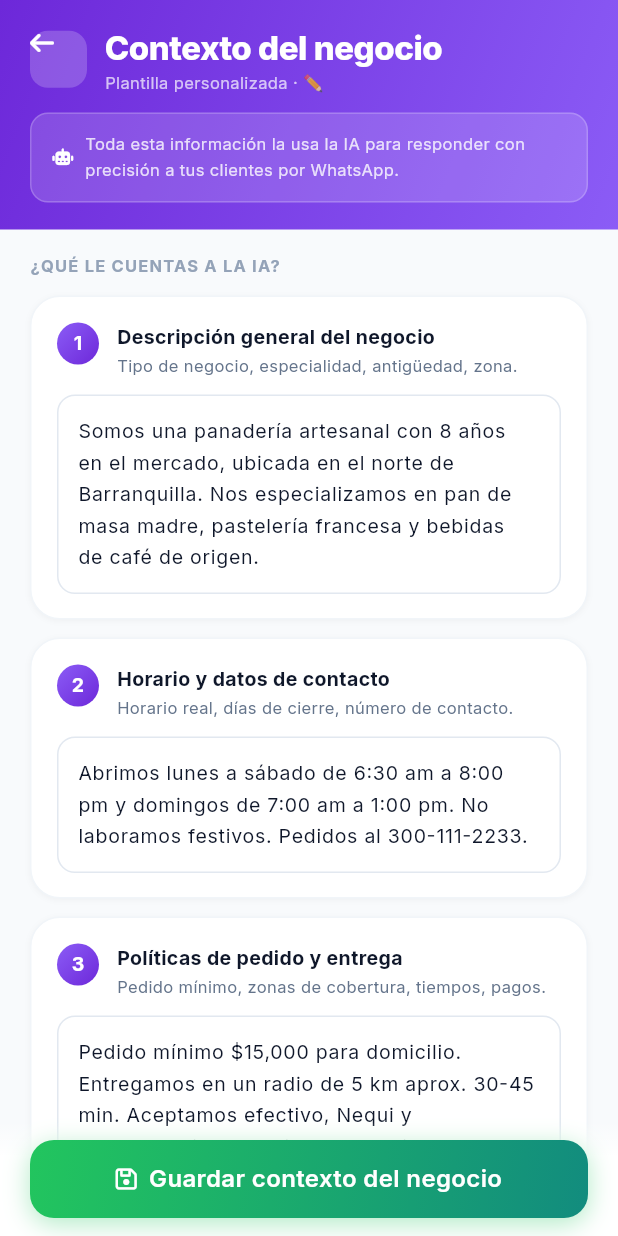
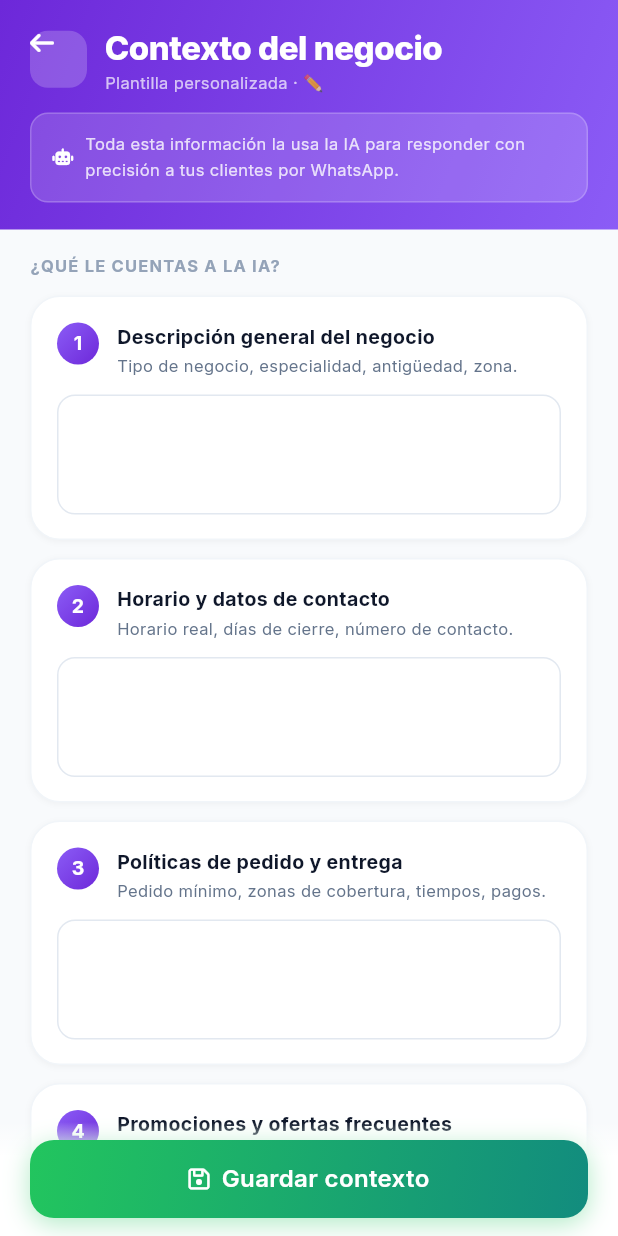
Before and after one commit to Curcolor/ProntoApp-, a Flutter app: the AgentesIaScreen screen opened directly, scrolled down 465 dp, after a tap on "Contexto del negocio", on a phone screen of 412 x 824 dp. Run offline on Flutter 3.47's test engine with Material 3 defaults, Android fonts, the phone set to English and light mode, and no system bars; our stand-ins replace flutter_svg, font_awesome_flutter, google_fonts, shared_preferences; accounts and stored records are empty; network calls fail.

Commit message:
feat(ia): dinamizar contexto, estado de conexion y overflows
- agentes_ia_screen.dart: badge de estado y contador conectados a OrderProvider
- agentes_ia_screen.dart: anadidos maxLines y overflow para textos largos
- agente_ia_contexto_screen.dart: eliminados datos de panaderia quemados y agregada persistencia real con SharedPreferences

```diff
--- a/lib/features/manager/screens/agente_ia_contexto_screen.dart
+++ b/lib/features/manager/screens/agente_ia_contexto_screen.dart
@@ -1,6 +1,7 @@
 import 'package:flutter/material.dart';
 import 'package:google_fonts/google_fonts.dart';
 import 'package:font_awesome_flutter/font_awesome_flutter.dart';
+import 'package:shared_preferences/shared_preferences.dart';
 import 'package:prontoapp/core/constants/app_colors.dart';
 
 class AgenteIaContextoScreen extends StatefulWidget {
@@ -14,18 +15,39 @@ class _AgenteIaContextoScreenState extends State<AgenteIaContextoScreen> {
   final _controladores = List.generate(5, (_) => TextEditingController());
 
   final List<Map<String, String>> _pasos = [
-    {'titulo': 'Descripción general del negocio', 'desc': 'Tipo de negocio, especialidad, antigüedad, zona.', 'valor': 'Somos una panadería artesanal con 8 años en el mercado, ubicada en el norte de Barranquilla. Nos especializamos en pan de masa madre, pastelería francesa y bebidas de café de origen.'},
-    {'titulo': 'Horario y datos de contacto', 'desc': 'Horario real, días de cierre, número de contacto.', 'valor': 'Abrimos lunes a sábado de 6:30 am a 8:00 pm y domingos de 7:00 am a 1:00 pm. No laboramos festivos. Pedidos al 300-111-2233.'},
-    {'titulo': 'Políticas de pedido y entrega', 'desc': 'Pedido mínimo, zonas de cobertura, tiempos, pagos.', 'valor': 'Pedido mínimo \$15,000 para domicilio. Entregamos en un radio de 5 km aprox. 30-45 min. Aceptamos efectivo, Nequi y transferencia bancaria. No manejamos tarjetas de crédito.'},
-    {'titulo': 'Promociones y ofertas frecuentes', 'desc': 'Descuentos, combos, días especiales.', 'valor': 'Martes: bebidas al 20%. Viernes: combo desayuno \$11,000. Tarjeta de fidelidad: 10 compras = 1 gratis.', 'ejemplo': 'Ejemplo: "Los martes todas las bebidas tienen 20% de descuento. Los viernes hay combo desayuno (café + croissant) por \$11,000."'},
-    {'titulo': 'Restricciones y respuestas especiales', 'desc': 'Qué NO puede ofrecer o responder la IA.', 'valor': 'La IA no debe confirmar disponibilidad de tortas especiales (pedido previo 24h). No dar descuentos adicionales a los establecidos. Siempre disculparse si un producto se agota.'},
+    {'titulo': 'Descripción general del negocio', 'desc': 'Tipo de negocio, especialidad, antigüedad, zona.', 'valor': ''},
+    {'titulo': 'Horario y datos de contacto', 'desc': 'Horario real, días de cierre, número de contacto.', 'valor': ''},
+    {'titulo': 'Políticas de pedido y entrega', 'desc': 'Pedido mínimo, zonas de cobertura, tiempos, pagos.', 'valor': ''},
+    {'titulo': 'Promociones y ofertas frecuentes', 'desc': 'Descuentos, combos, días especiales.', 'valor': '', 'ejemplo': 'Ejemplo: "Los martes todas las bebidas tienen 20% de descuento."'},
+    {'titulo': 'Restricciones y respuestas especiales', 'desc': 'Qué NO puede ofrecer o responder la IA.', 'valor': ''},
   ];
 
   @override
   void initState() {
     super.initState();
+    _cargarContexto();
+  }
+
+  Future<void> _cargarContexto() async {
+    final prefs = await SharedPreferences.getInstance();
     for (int i = 0; i < _pasos.length; i++) {
-      _controladores[i].text = _pasos[i]['valor'] ?? '';
+      final guardado = prefs.getString('ia_context_$i');
+      if (guardado != null) {
+        _controladores[i].text = guardado;
+      }
+    }
+  }
+
+  Future<void> _guardarContexto() async {
+    final prefs = await SharedPreferences.getInstance();
+    for (int i = 0; i < _pasos.length; i++) {
+      await prefs.setString('ia_context_$i', _controladores[i].text);
+    }
+    if (mounted) {
+      ScaffoldMessenger.of(context).showSnackBar(
+        const SnackBar(content: Text('Contexto guardado exitosamente')),
+      );
+      Navigator.pop(context);
     }
   }
 
@@ -237,7 +259,7 @@ class _AgenteIaContextoScreenState extends State<AgenteIaContextoScreen> {
         child: SafeArea(
           top: false,
           child: GestureDetector(
-            onTap: () => Navigator.pop(context),
+            onTap: _guardarContexto,
             child: Container(
               height: 52,
               decoration: BoxDecoration(
@@ -248,7 +270,9 @@ class _AgenteIaContextoScreenState extends State<AgenteIaContextoScreen> {
               child: Row(mainAxisAlignment: MainAxisAlignment.center, children: [
                 const FaIcon(FontAwesomeIcons.floppyDisk, color: AppColors.surface, size: 16),
                 const SizedBox(width: 8),
-                Text('Guardar contexto del negocio', style: GoogleFonts.inter(color: AppColors.surface, fontSize: 16, fontWeight: FontWeight.w600)),
+                Flexible(
+                  child: Text('Guardar contexto', overflow: TextOverflow.ellipsis, maxLines: 1, style: GoogleFonts.inter(color: AppColors.surface, fontSize: 16, fontWeight: FontWeight.w600)),
+                ),
               ]),
             ),
           ),
--- a/lib/features/manager/screens/agentes_ia_screen.dart
+++ b/lib/features/manager/screens/agentes_ia_screen.dart
@@ -1,7 +1,9 @@
 import 'package:flutter/material.dart';
 import 'package:google_fonts/google_fonts.dart';
 import 'package:font_awesome_flutter/font_awesome_flutter.dart';
+import 'package:provider/provider.dart';
 import 'package:prontoapp/core/constants/app_colors.dart';
+import 'package:prontoapp/features/manager/data/providers/order_provider.dart';
 import 'agente_ia_contexto_screen.dart';
 
 class AgentesIaScreen extends StatefulWidget {
@@ -89,6 +91,11 @@ class _AgentesIaScreenState extends State<AgentesIaScreen> {
 
   Widget _buildHero(BuildContext context) {
     final modeloActivo = _modelos[_modeloSeleccionado];
+    return Consumer<OrderProvider>(
+      builder: (context, orderProvider, child) {
+        final bool conectada = orderProvider.estaConectado;
+        final int interacciones = orderProvider.pedidos.length;
+
         return Container(
           decoration: const BoxDecoration(
             gradient: LinearGradient(
@@ -120,7 +127,10 @@ class _AgentesIaScreenState extends State<AgentesIaScreen> {
                           crossAxisAlignment: CrossAxisAlignment.start,
                           children: [
                             Text('Agente IA', style: GoogleFonts.inter(color: AppColors.surface, fontSize: 22, fontWeight: FontWeight.w800, letterSpacing: -0.3)),
-                        Text('Plantilla, modelo y contexto del negocio', style: GoogleFonts.inter(color: AppColors.surface.withValues(alpha: 0.7), fontSize: 11)),
+                            Text('Plantilla, modelo y contexto del negocio',
+                                overflow: TextOverflow.ellipsis,
+                                maxLines: 1,
+                                style: GoogleFonts.inter(color: AppColors.surface.withValues(alpha: 0.7), fontSize: 11)),
                           ],
                         ),
                       ),
@@ -151,15 +161,27 @@ class _AgentesIaScreenState extends State<AgentesIaScreen> {
                           child: Column(
                             crossAxisAlignment: CrossAxisAlignment.start,
                             children: [
-                          Text('Tomador de Pedidos', style: GoogleFonts.inter(color: AppColors.surface, fontSize: 13, fontWeight: FontWeight.bold)),
-                          Text('${modeloActivo['nombre']} · 1,203 interacciones hoy', style: GoogleFonts.inter(color: AppColors.surface.withValues(alpha: 0.65), fontSize: 9)),
+                              Text('Tomador de Pedidos',
+                                  overflow: TextOverflow.ellipsis,
+                                  style: GoogleFonts.inter(color: AppColors.surface, fontSize: 13, fontWeight: FontWeight.bold)),
+                              Text('${modeloActivo['nombre']} · $interacciones interacciones hoy',
+                                  overflow: TextOverflow.ellipsis,
+                                  style: GoogleFonts.inter(color: AppColors.surface.withValues(alpha: 0.65), fontSize: 9)),
                             ],
                           ),
                         ),
                         Container(
                           padding: const EdgeInsets.symmetric(horizontal: 10, vertical: 4),
-                      decoration: BoxDecoration(color: AppColors.primary, borderRadius: BorderRadius.circular(999)),
-                      child: Text('ACTIVO', style: GoogleFonts.inter(color: AppColors.surface, fontSize: 9, fontWeight: FontWeight.w800)),
+                          decoration: BoxDecoration(
+                            color: conectada ? AppColors.primary : AppColors.warningBg,
+                            borderRadius: BorderRadius.circular(999)
+                          ),
+                          child: Text(conectada ? 'ACTIVO' : 'SIN CONEXIÓN',
+                              style: GoogleFonts.inter(
+                                color: conectada ? AppColors.surface : AppColors.warningText,
+                                fontSize: 9,
+                                fontWeight: FontWeight.w800
+                              )),
                         ),
                       ],
                     ),
@@ -168,6 +190,8 @@ class _AgentesIaScreenState extends State<AgentesIaScreen> {
               ),
             ),
           ),
+        );
+      },
     );
   }
 
```
Lines whose indentation alone changed are shown as unchanged.
